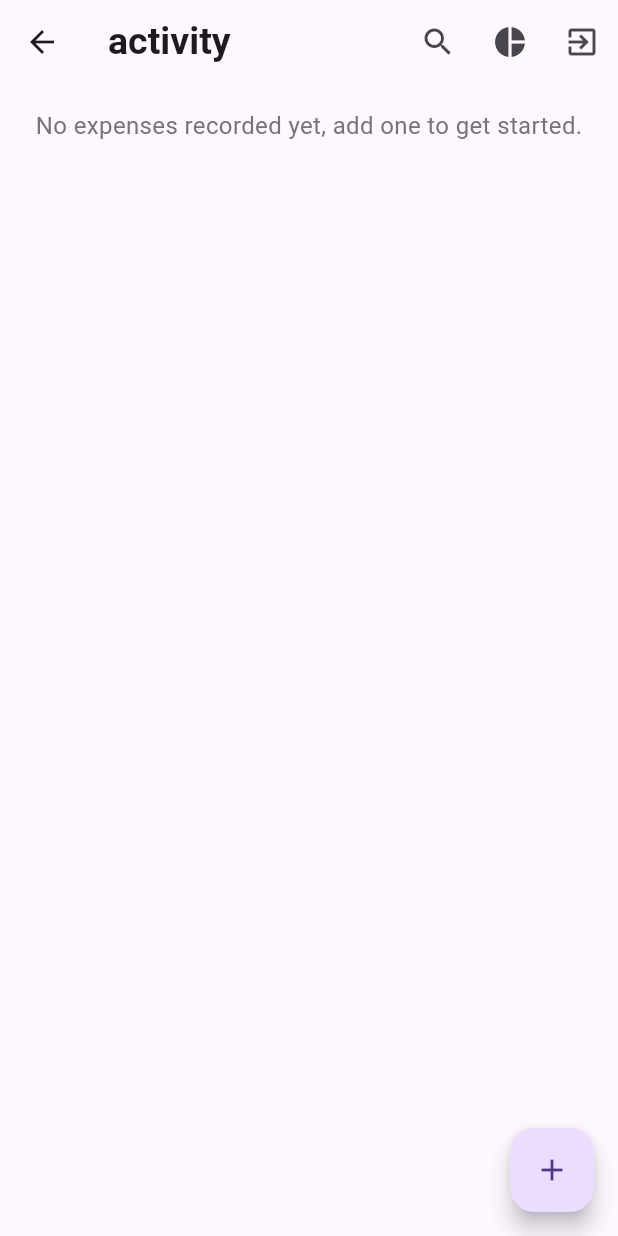
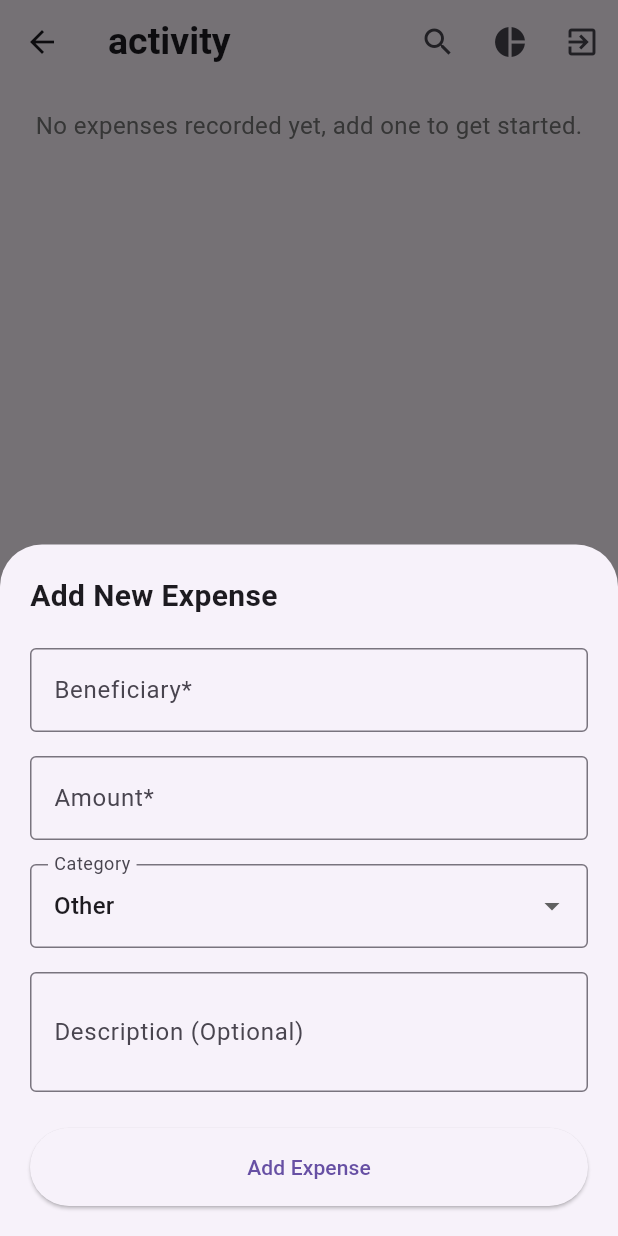
Before and after one commit to asmitranjansinha/expense-tracker, a Flutter app: the ActivityScreen screen opened by its route, after a tap on the "add" icon, on a phone screen of 412 x 824 dp. Run offline on Flutter 3.47's test engine with Material 3 defaults, Android fonts, the phone set to English and light mode, and no system bars; our stand-ins replace fl_chart, flutter_secure_storage, share_plus; accounts and stored records are empty.

Commit message:
fronend: updated add expense logic

```diff
--- a/frontend/lib/features/expense/data/datasources/expense_remote_datasource_impl.dart
+++ b/frontend/lib/features/expense/data/datasources/expense_remote_datasource_impl.dart
@@ -25,7 +25,7 @@ class ExpenseRemoteDataSourceImpl implements ExpenseRemoteDataSource {
 
   @override
   Future<void> addExpense(Expense expense) async {
-    await apiService.post('api/expenses', expense.toJson());
+    await apiService.post('expenses/', expense.toJson());
   }
 
   @override
--- a/frontend/lib/features/expense/presentation/providers/expense_provider.dart
+++ b/frontend/lib/features/expense/presentation/providers/expense_provider.dart
@@ -176,7 +176,7 @@ class ExpenseProvider with ChangeNotifier {
       description: descriptionController.text.isEmpty
           ? null
           : descriptionController.text,
-      date: selectedDate,
+      date: DateTime.now(),
       createdAt: DateTime.now(),
     );
 
--- a/frontend/lib/features/expense/presentation/screens/activity_screen.dart
+++ b/frontend/lib/features/expense/presentation/screens/activity_screen.dart
@@ -99,7 +99,7 @@ class _ActivityScreenState extends State<ActivityScreen> {
           ),
         ),
         floatingActionButton: FloatingActionButton(
-          onPressed: () {},
+          onPressed: () => _showAddExpenseBottomSheet(context),
           child: const Icon(Icons.add),
         ),
       );
@@ -181,6 +181,137 @@ class _ActivityScreenState extends State<ActivityScreen> {
           ),
       ],
     );
+  }
+
+  void _showAddExpenseBottomSheet(BuildContext context) {
+    final provider = Provider.of<ExpenseProvider>(context, listen: false);
+
+    showModalBottomSheet(
+      context: context,
+      isScrollControlled: true,
+      builder: (context) {
+        return Padding(
+          padding: EdgeInsets.only(
+            bottom: MediaQuery.of(context).viewInsets.bottom,
+          ),
+          child: Consumer<ExpenseProvider>(
+            builder: (context, provider, child) {
+              return SingleChildScrollView(
+                child: Container(
+                  padding: const EdgeInsets.all(20.0),
+                  child: Column(
+                    mainAxisSize: MainAxisSize.min,
+                    crossAxisAlignment: CrossAxisAlignment.start,
+                    children: [
+                      const Text(
+                        'Add New Expense',
+                        style: TextStyle(
+                          fontSize: 20,
+                          fontWeight: FontWeight.bold,
+                        ),
+                      ),
+                      const SizedBox(height: 20),
+
+                      // Beneficiary Field
+                      TextField(
+                        controller: provider.beneficiaryController,
+                        decoration: const InputDecoration(
+                          labelText: 'Beneficiary*',
+                          border: OutlineInputBorder(),
+                        ),
+                      ),
+                      const SizedBox(height: 16),
+
+                      // Amount Field
+                      TextField(
+                        controller: provider.amountController,
+                        keyboardType: TextInputType.number,
+                        decoration: const InputDecoration(
+                          labelText: 'Amount*',
+                          border: OutlineInputBorder(),
+                          prefixText: '\$ ',
+                        ),
+                      ),
+                      const SizedBox(height: 16),
+
+                      // Category Dropdown
+                      DropdownButtonFormField<String>(
+                        value: provider.selectedCategory,
+                        decoration: const InputDecoration(
+                          labelText: 'Category',
+                          border: OutlineInputBorder(),
+                        ),
+                        items: const [
+                          DropdownMenuItem(value: 'Food', child: Text('Food')),
+                          DropdownMenuItem(
+                              value: 'Travel', child: Text('Travel')),
+                          DropdownMenuItem(
+                              value: 'Transfers', child: Text('Transfers')),
+                          DropdownMenuItem(value: 'Gift', child: Text('Gift')),
+                          DropdownMenuItem(
+                              value: 'Entertainment',
+                              child: Text('Entertainment')),
+                          DropdownMenuItem(
+                              value: 'Utilities', child: Text('Utilities')),
+                          DropdownMenuItem(
+                              value: 'Shopping', child: Text('Shopping')),
+                          DropdownMenuItem(
+                              value: 'Healthcare', child: Text('Healthcare')),
+                          DropdownMenuItem(
+                              value: 'Education', child: Text('Education')),
+                          DropdownMenuItem(
+                              value: 'Other', child: Text('Other')),
+                        ],
+                        onChanged: provider.updateSelectedCategory,
+                      ),
+                      const SizedBox(height: 16),
+
+                      // Description Field
+                      TextField(
+                        controller: provider.descriptionController,
+                        decoration: const InputDecoration(
+                          labelText: 'Description (Optional)',
+                          border: OutlineInputBorder(),
+                        ),
+                        maxLines: 2,
+                      ),
+                      const SizedBox(height: 24),
+
+                      // Error Message
+                      if (provider.error != null)
+                        Padding(
+                          padding: const EdgeInsets.only(bottom: 16),
+                          child: Text(
+                            provider.error!,
+                            style: const TextStyle(color: Colors.red),
+                          ),
+                        ),
+
+                      // Submit Button
+                      SizedBox(
+                        width: double.infinity,
+                        child: ElevatedButton(
+                          onPressed: () => provider.submitExpenseForm(context),
+                          style: ElevatedButton.styleFrom(
+                            padding: const EdgeInsets.symmetric(vertical: 16),
+                          ),
+                          child: provider.isLoading
+                              ? const CircularProgressIndicator(
+                                  color: Colors.white)
+                              : const Text('Add Expense'),
+                        ),
+                      ),
+                    ],
+                  ),
+                ),
+              );
+            },
+          ),
+        );
+      },
+    ).then((_) {
+      provider.resetForm();
+    });
   }
 }
 
```
